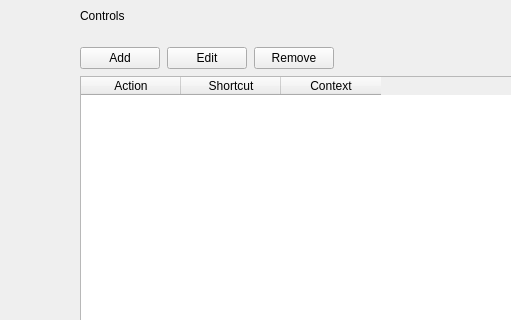
This is src/gui/dialogs/settingsdialog.ui in do-i/thumbgrid as Qt 5 draws it before an edit; both pictures show x 108 to 619 and y 0 to 320 of the 783 by 741 pixel window. The edited form follows.
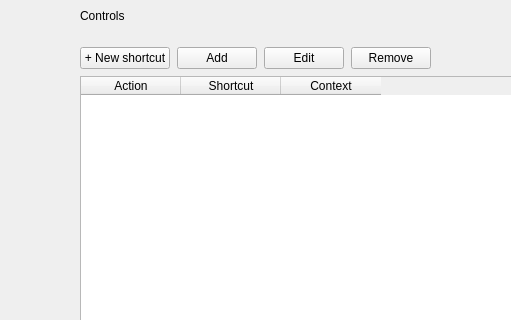
This is the edited form. The open tabs and pages were chosen to show the change. Custom widgets are drawn as their Qt base class.

Commit message: Make scripts bindable from the shortcuts page and drop stale table helpers

Diff of the .ui file:
```diff
--- a/src/gui/dialogs/settingsdialog.ui
+++ b/src/gui/dialogs/settingsdialog.ui
@@ -4059,6 +4059,22 @@
              </property>
              <item>
               <layout class="QHBoxLayout" name="horizontalLayout_2">
+               <item>
+                <widget class="QPushButton" name="newShortcutButton">
+                 <property name="sizePolicy">
+                  <sizepolicy hsizetype="Minimum" vsizetype="Minimum">
+                   <horstretch>0</horstretch>
+                   <verstretch>0</verstretch>
+                  </sizepolicy>
+                 </property>
+                 <property name="text">
+                  <string>+ New shortcut</string>
+                 </property>
+                 <property name="accessibleName">
+                  <string notr="true">SDialogButton</string>
+                 </property>
+                </widget>
+               </item>
                <item>
                 <widget class="QPushButton" name="pushButton_2">
                  <property name="sizePolicy">
```
The commit also changes 4 other files.
